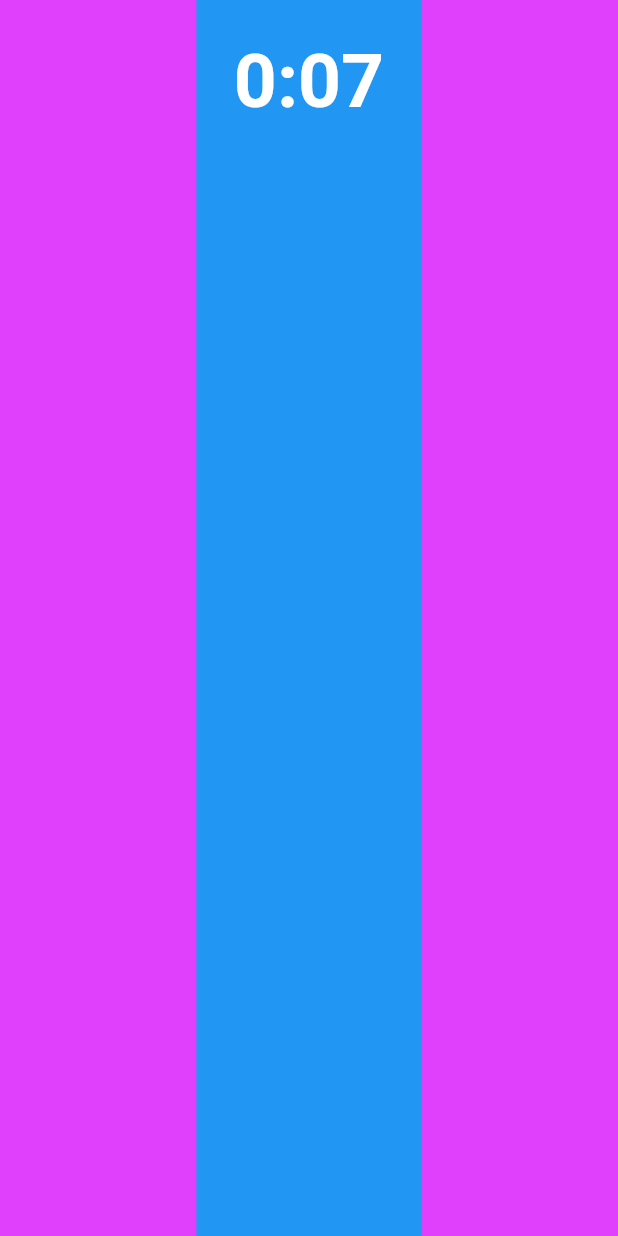
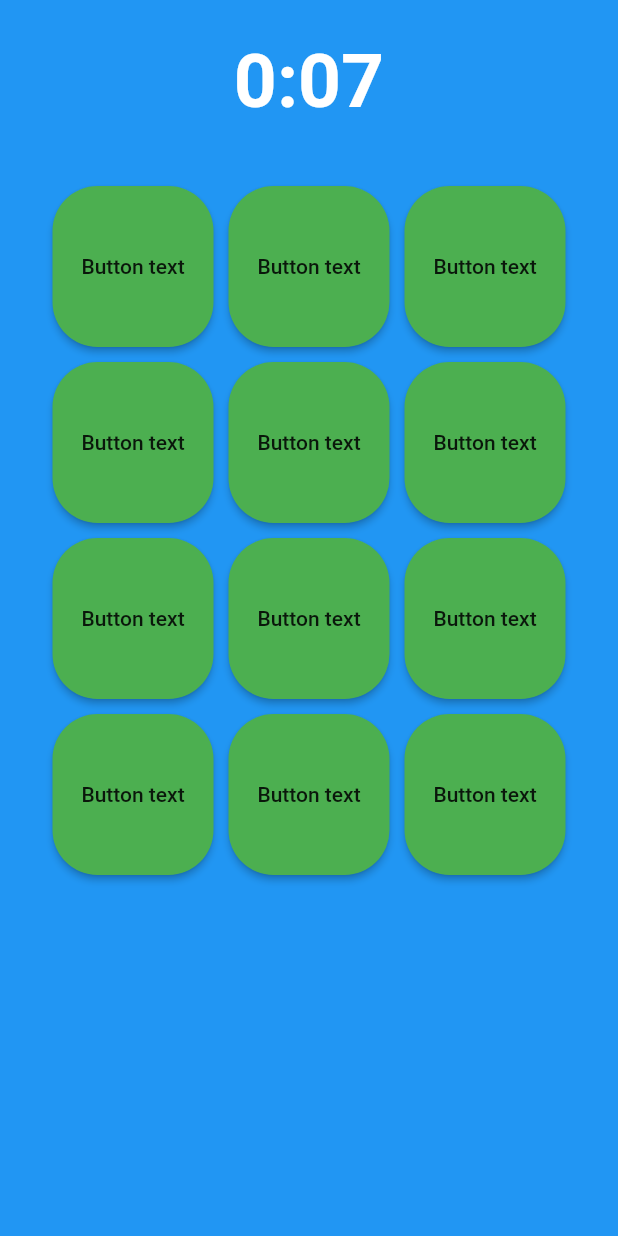
Before and after one commit to Drabants/Manic_Meltdown, a Flutter app: the screen it shows after launch, on a phone screen of 412 x 824 dp. Run offline on Flutter 3.47's test engine with Material 2 defaults, Android fonts, the phone set to English and light mode, and no system bars; our stand-ins replace font_awesome_flutter; missing offline and left inert: flame.

Commit message:
Added buttons with basic functionality

```diff
--- a/lib/main.dart
+++ b/lib/main.dart
@@ -1,7 +1,7 @@
 import 'package:flutter/material.dart';
 import 'package:font_awesome_flutter/font_awesome_flutter.dart';
-
-enum dangerLevel {green, orange, red}
+import 'package:flame/flame.dart';
+enum DangerLevel {green, orange, red}
 
 void main() => runApp(MyApp());
 
@@ -21,6 +21,8 @@ class MyHomePage extends StatefulWidget {
 
 class _MyHomePageState extends State<MyHomePage> with TickerProviderStateMixin{
   AnimationController controller;
+  List<MeltdownButton> controlBoard = new List<MeltdownButton>();
+
   String get timerString {
     Duration duration = controller.duration *controller.value;
     return '${duration.inMinutes%60}:${(duration.inSeconds%60).toString().padLeft(2,'0')}';
@@ -30,10 +32,10 @@ class _MyHomePageState extends State<MyHomePage> with TickerProviderStateMixin{
     super.initState();
     controller = AnimationController(vsync: this, duration: Duration(hours:20));
     controller.forward();
+    _fillBoard(controlBoard);
   }
 
   Widget build(BuildContext context) {
-
     return Scaffold(
       backgroundColor: Colors.purpleAccent,
       body: Center(
@@ -42,18 +44,19 @@ class _MyHomePageState extends State<MyHomePage> with TickerProviderStateMixin{
           padding: EdgeInsets.all(25),
           child: Column(
             children: <Widget>[
-            Expanded(
-              child: Container(
-                child: AnimatedBuilder(
+              AnimatedBuilder(
                   animation: controller,
-                    builder: (BuildContext context, Widget child){
+                  builder: (BuildContext context, Widget child) {
                     return new Text(
                       timerString,
-                        style: TextStyle(fontSize: 50, fontWeight: FontWeight.bold, color: Colors.white),
+                      style: TextStyle(fontSize: 50,
+                          fontWeight: FontWeight.bold,
+                          color: Colors.white),
                     );
                   }),
-              ),
-            ),
+              Expanded(child: _generateControlBoard()
+              )
+              ,
             ],
           ),
         ),
@@ -62,9 +65,53 @@ class _MyHomePageState extends State<MyHomePage> with TickerProviderStateMixin{
 
   }
 
+
+  _fillBoard(List<MeltdownButton> board){
+    for(int i = 0; i < 12; i++){
+      board.add(new MeltdownButton());
+    }
   }
 
+  Widget _generateControlBoard(){
+    List<Widget> bloop = new List<Widget>();
+    for(int i =0; i<12; i++){
+      bloop.add(buttonState(controlBoard[i]));
+    }
+    return GridView.count(
+        primary: false,
+        padding: EdgeInsets.fromLTRB(10, 40, 10, 40),
+        crossAxisCount: 3,
+        crossAxisSpacing: 10.0,
+        mainAxisSpacing: 10.0,
+        children: bloop
+    );
+  }
 
-class meltdownButton{
+ Widget buttonState(MeltdownButton button){
+    return RaisedButton(
+        color: button.colorList[button.state],
+        highlightColor: Colors.green,
+        child: new Text("Button text"),
+        onPressed: (){
+          setState(() {
+            button.state++;
+          });
+          print(button.state);
+        },
+        shape: new RoundedRectangleBorder(borderRadius: new BorderRadius.circular(30.0))
+    );
 
   }
+
+}
+
+class MeltdownButton{
+  int state;
+  var colorList;
+  Icon buttonIcon;
+  MeltdownButton(){
+    state = 0;
+    colorList = [Colors.green, Colors.deepOrange, Colors.red];
+    buttonIcon = Icon(Icons.adjust, color: colorList[state], size: 100,);
+  }
+}
```
Also changed, not shown: pubspec.yaml (+3 -52 lines), pubspec.lock. Lines whose indentation alone changed are shown as unchanged.
